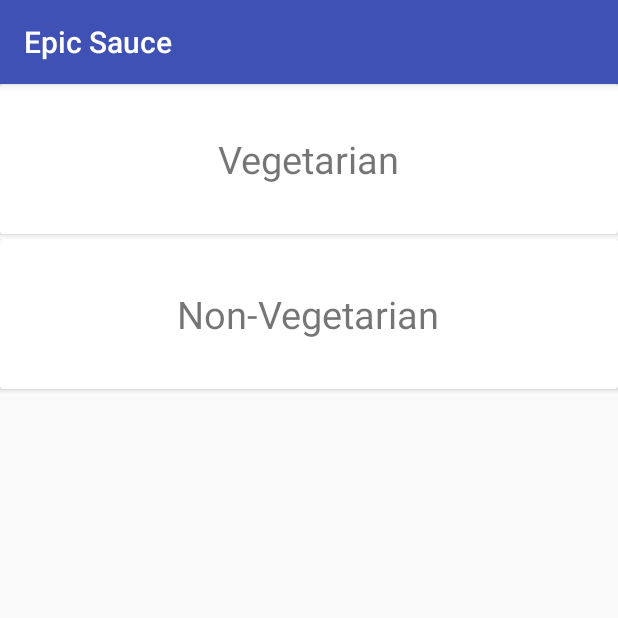
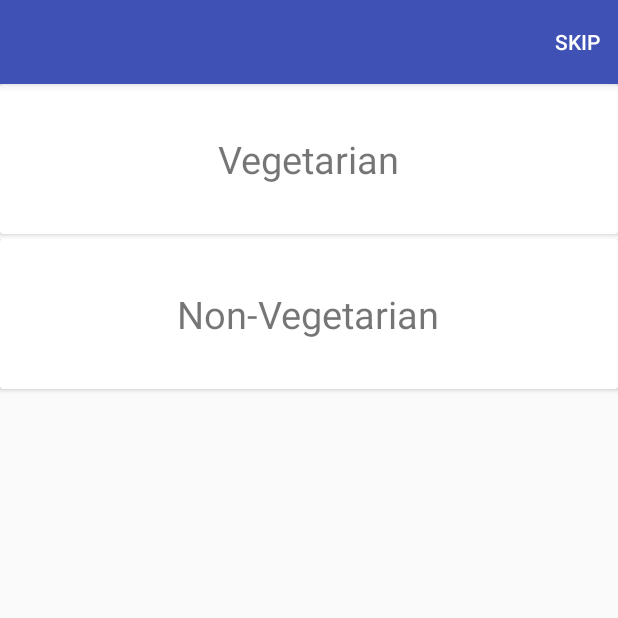
Before and after one commit to AndrewPochapsky/Epic-Sauce, an Android app: the screen it shows after launch (FoodSelectionActivity), after a tap on an icon or button, on a phone screen of 412 x 824 dp, the top half of it. Run offline under Robolectric (Android 15) with nearby library versions, the phone set to English and light mode, and no system bars.

Commit message:
stuff works sorta now

```diff
--- a/EpicSauceAndroid/app/src/main/java/dreadloaf/com/epicsauce/FoodSelection/FoodSelectionActivity.java
+++ b/EpicSauceAndroid/app/src/main/java/dreadloaf/com/epicsauce/FoodSelection/FoodSelectionActivity.java
@@ -6,8 +6,12 @@ import android.os.Bundle;
 import android.support.v7.widget.LinearLayoutManager;
 import android.support.v7.widget.RecyclerView;
 import android.util.Log;
+import android.view.Menu;
+import android.view.MenuInflater;
+import android.view.MenuItem;
 import android.widget.LinearLayout;
 import android.widget.Toast;
+import android.support.v7.widget.Toolbar;
 
 import com.google.gson.Gson;
 import com.google.gson.GsonBuilder;
@@ -38,6 +42,13 @@ public class FoodSelectionActivity extends AppCompatActivity implements MyAdapte
         super.onCreate(savedInstanceState);
         setContentView(R.layout.activity_food_selection);
 
+        Toolbar toolbar = findViewById(R.id.toolbar);
+        setSupportActionBar(toolbar);
+        if(getSupportActionBar() != null){
+            getSupportActionBar().setDisplayShowTitleEnabled(false);
+        }
+
+
         mRecyclerView = findViewById(R.id.options_list);
         LinearLayoutManager linearLayoutManager = new LinearLayoutManager(this);
         mRecyclerView.setLayoutManager(linearLayoutManager);
@@ -56,6 +67,31 @@ public class FoodSelectionActivity extends AppCompatActivity implements MyAdapte
 
 
 
+
+
+    }
+
+    @Override
+    public boolean onCreateOptionsMenu(Menu menu) {
+        Log.e("MENU", "THIS IS RUNNING");
+        MenuInflater inflater = getMenuInflater();
+        inflater.inflate(R.menu.custom_nav_bar, menu);
+        return true;
+    }
+
+    @Override
+    public boolean onOptionsItemSelected(MenuItem item) {
+        if(item.getItemId() == R.id.dont_care_tool_bar){
+            Intent intent = new Intent(FoodSelectionActivity.this, FoodSelectionActivity.class);
+            intent.putExtra("options", mOptions);
+            intent.putExtra("json", mJson);
+            getNextValue();
+
+
+            intent.putExtra("nextValue", mNextValue);
+            startActivity(intent);
+        }
+        return super.onOptionsItemSelected(item);
     }
 
     @Override
--- a/EpicSauceAndroid/app/src/main/res/layout/activity_food_selection.xml
+++ b/EpicSauceAndroid/app/src/main/res/layout/activity_food_selection.xml
@@ -1,10 +1,16 @@
 <?xml version="1.0" encoding="utf-8"?>
 <LinearLayout xmlns:android="http://schemas.android.com/apk/res/android"
+    android:layout_width="match_parent"
+    android:layout_height="match_parent"
     xmlns:app="http://schemas.android.com/apk/res-auto"
     xmlns:tools="http://schemas.android.com/tools"
-    android:layout_width="match_parent"
-    android:layout_height="match_parent"
-    tools:context=".FoodSelection.FoodSelectionActivity">
+    android:orientation="vertical">
+
+    <include
+        android:id="@+id/toolbar"
+        layout="@layout/tool_bar"
+        />
+
 
     <android.support.v7.widget.RecyclerView
         android:id="@+id/options_list"
--- /dev/null
+++ b/EpicSauceAndroid/app/src/main/res/layout/tool_bar.xml
@@ -0,0 +1,9 @@
+<?xml version="1.0" encoding="utf-8"?>
+<android.support.v7.widget.Toolbar xmlns:android="http://schemas.android.com/apk/res/android"
+    android:layout_width="match_parent"
+    android:layout_height="wrap_content"
+    android:background="@color/colorPrimary"
+    android:elevation="4dp">
+
+
+</android.support.v7.widget.Toolbar>
--- /dev/null
+++ b/EpicSauceAndroid/app/src/main/res/menu/custom_nav_bar.xml
@@ -0,0 +1,12 @@
+<?xml version="1.0" encoding="utf-8"?>
+<menu xmlns:android="http://schemas.android.com/apk/res/android"
+    xmlns:app="http://schemas.android.com/apk/res-auto">
+    <item
+        android:id="@+id/dont_care_tool_bar"
+        android:title="skip"
+
+        app:showAsAction="ifRoom"/>
+
+
+
+</menu>
--- a/EpicSauceAndroid/app/src/main/res/values/styles.xml
+++ b/EpicSauceAndroid/app/src/main/res/values/styles.xml
@@ -1,12 +1,17 @@
 <resources>
 
     <!-- Base application theme. -->
-    <style name="AppTheme" parent="Base.Theme.AppCompat.Light.DarkActionBar">
+    <style name="AppTheme" parent="Theme.AppCompat.Light.DarkActionBar">
         <!-- Customize your theme here. -->
         <item name="colorPrimary">@color/colorPrimary</item>
         <item name="colorPrimaryDark">@color/colorPrimaryDark</item>
         <item name="colorAccent">@color/colorAccent</item>
         <item name="cardViewStyle">@style/CardView</item>
+        <item name="android:actionMenuTextColor">@android:color/white</item>
+        <item name="windowActionBar">true</item>
+        <item name="windowNoTitle">true</item>
+        <item name="android:navigationBarColor">@android:color/black</item>
+
     </style>
 
 </resources>
```
